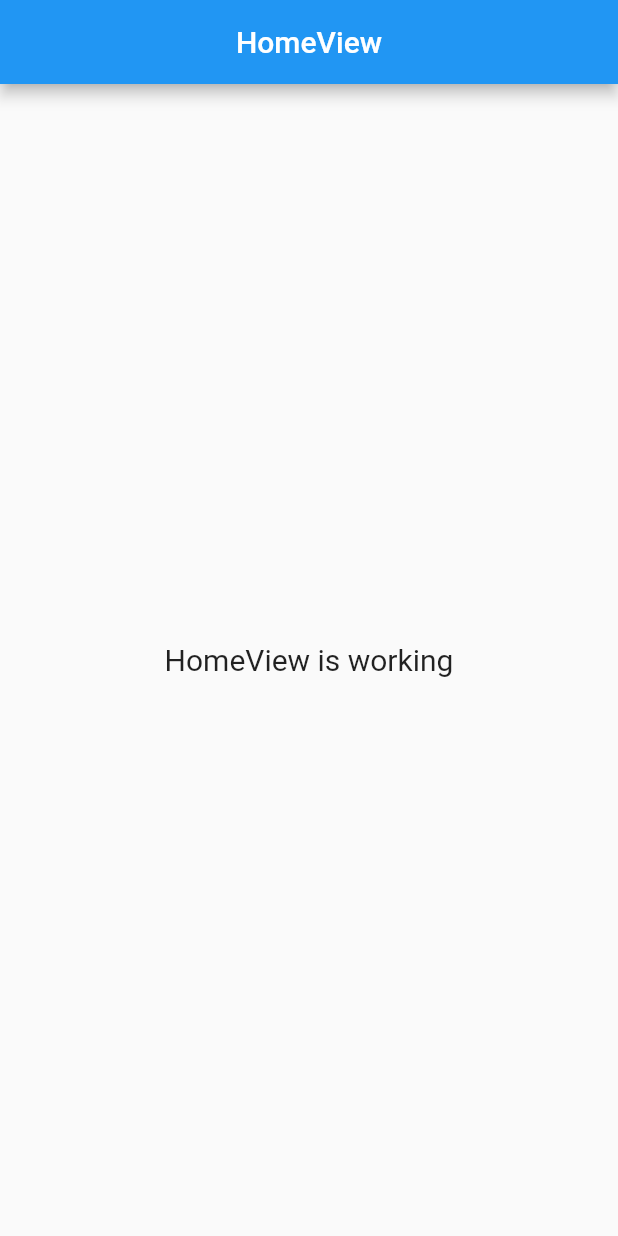
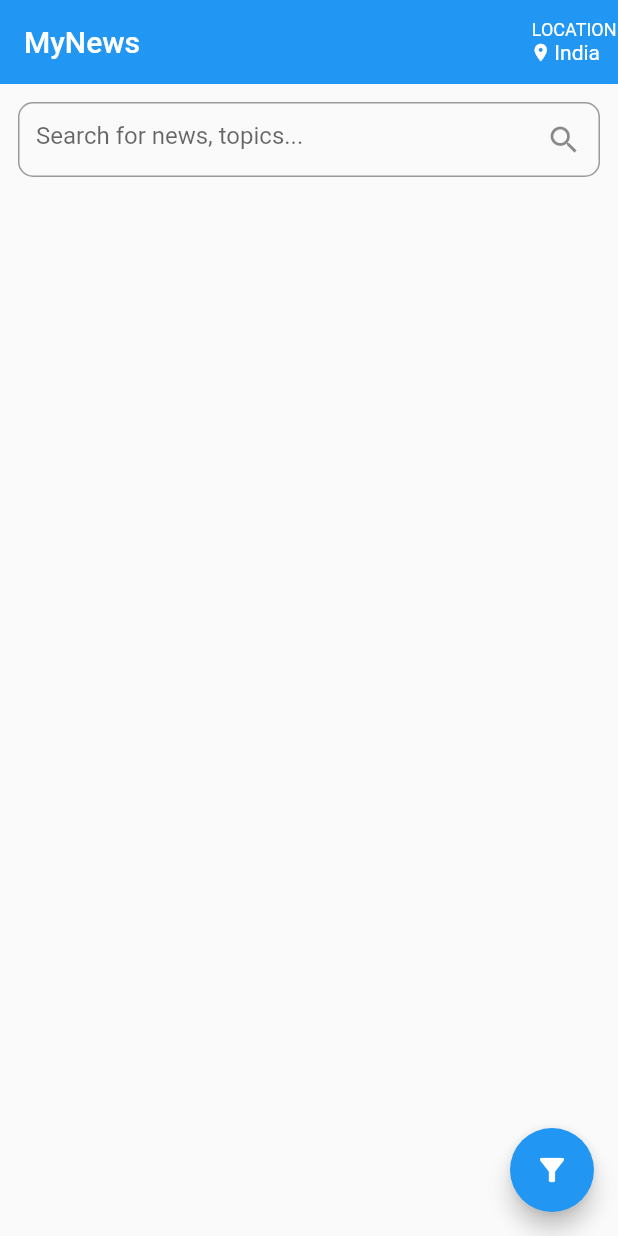
Before and after one commit to ashwanisng/My-News, a Flutter app: the screen it shows after launch, on a phone screen of 412 x 824 dp. Run offline on Flutter 3.47's test engine with Material 2 defaults, Android fonts, the phone set to English and light mode, and no system bars; our stand-ins replace get.

Commit message:
searchView ui added

```diff
--- a/lib/app/modules/home/controllers/home_controller.dart
+++ b/lib/app/modules/home/controllers/home_controller.dart
@@ -1,7 +1,10 @@
+import 'package:flutter/cupertino.dart';
 import 'package:get/get.dart';
 
 class HomeController extends GetxController {
   //TODO: Implement HomeController
+
+  TextEditingController searchController = TextEditingController();
 
   @override
   void onInit() {
--- /dev/null
+++ b/lib/app/modules/home/views/components/search_view.dart
@@ -0,0 +1,30 @@
+import 'package:flutter/material.dart';
+import 'package:news_app/app/core/env/env.dart';
+
+class SearchView extends StatelessWidget {
+  TextEditingController controller = TextEditingController();
+  final formKey = GlobalKey<FormState>();
+
+  SearchView({required this.controller});
+  @override
+  Widget build(BuildContext context) {
+    return Container(
+      height: 50,
+      decoration: BoxDecoration(
+        color: Env.colors.secondryGrey,
+      ),
+      child: TextFormField(
+        key: formKey,
+        controller: controller,
+        decoration: InputDecoration(
+          hintText: "Search for news, topics...",
+          border: OutlineInputBorder(
+            borderRadius: BorderRadius.circular(10),
+          ),
+          suffixIcon:
+              IconButton(icon: const Icon(Icons.search), onPressed: () {}),
+        ),
+      ),
+    );
+  }
+}
--- a/lib/app/modules/home/views/home_view.dart
+++ b/lib/app/modules/home/views/home_view.dart
@@ -1,22 +1,61 @@
+import 'package:flutter/cupertino.dart';
 import 'package:flutter/material.dart';
 
 import 'package:get/get.dart';
+import 'package:news_app/app/core/env/env.dart';
 
 import 'package:news_app/app/modules/home/controllers/home_controller.dart';
+import 'package:news_app/app/modules/home/views/components/search_view.dart';
 
 class HomeView extends GetView<HomeController> {
   @override
   Widget build(BuildContext context) {
     return Scaffold(
-      appBar: AppBar(
-        title: Text('HomeView'),
-        centerTitle: true,
+      backgroundColor: Env.colors.secondryWhite,
+      body: CustomScrollView(
+        slivers: [
+          SliverAppBar(
+            title: const Text("MyNews"),
+            backgroundColor: Env.colors.primaryBlue,
+            actions: [
+              Column(
+                mainAxisAlignment: MainAxisAlignment.center,
+                crossAxisAlignment: CrossAxisAlignment.center,
+                children: [
+                  const Text("LOCATION", style: TextStyle(fontSize: 12)),
+                  Padding(
+                    padding: const EdgeInsets.only(right: 12),
+                    child: Row(
+                      children: const [
+                        Icon(
+                          Icons.location_on,
+                          size: 14,
+                        ),
+                        SizedBox(width: 2),
+                        Text(
+                          "India",
+                        )
+                      ],
+                    ),
+                  )
+                ],
+              )
+            ],
+          ),
+          SliverToBoxAdapter(
+            child: Padding(
+              padding: const EdgeInsets.symmetric(horizontal: 12, vertical: 12),
+              child: SearchView(controller: controller.searchController),
+            ),
+          ),
+        ],
       ),
-      body: Center(
-        child: Text(
-          'HomeView is working',
-          style: TextStyle(fontSize: 20),
-        ),
+      floatingActionButton: FloatingActionButton(
+        backgroundColor: Env.colors.primaryBlue,
+        onPressed: () {
+          Get.toNamed('/second');
+        },
+        child: const Icon(Icons.filter_list_alt, color: Colors.white),
       ),
     );
   }
```
Also changed, not shown: 3 other files.
